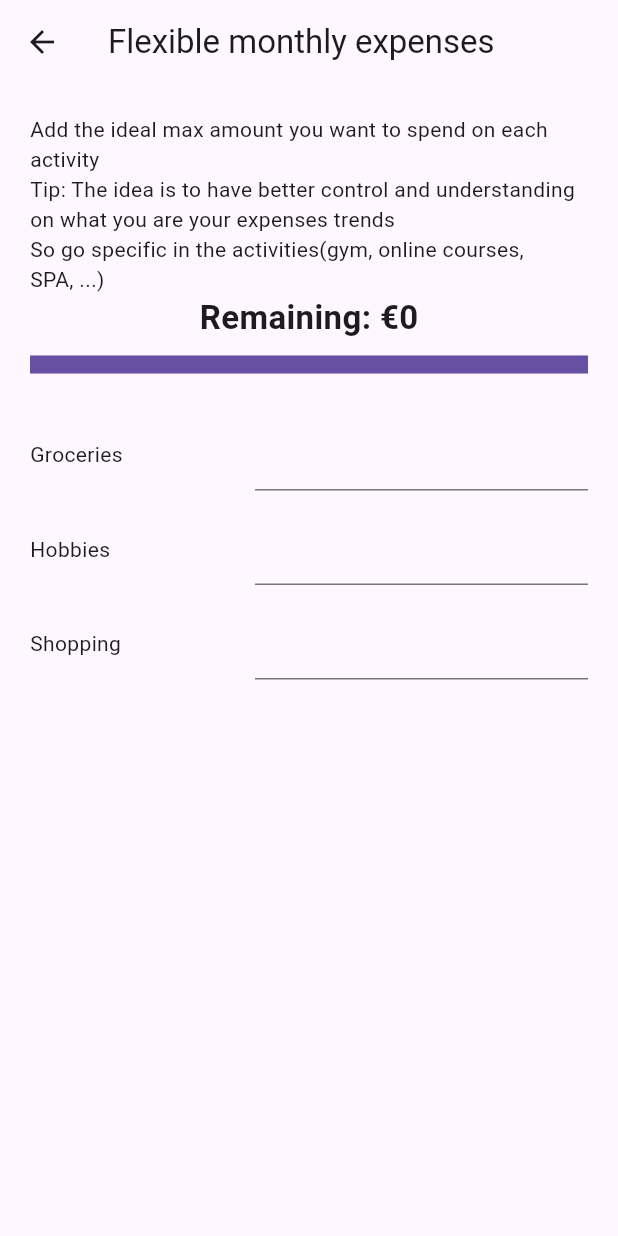
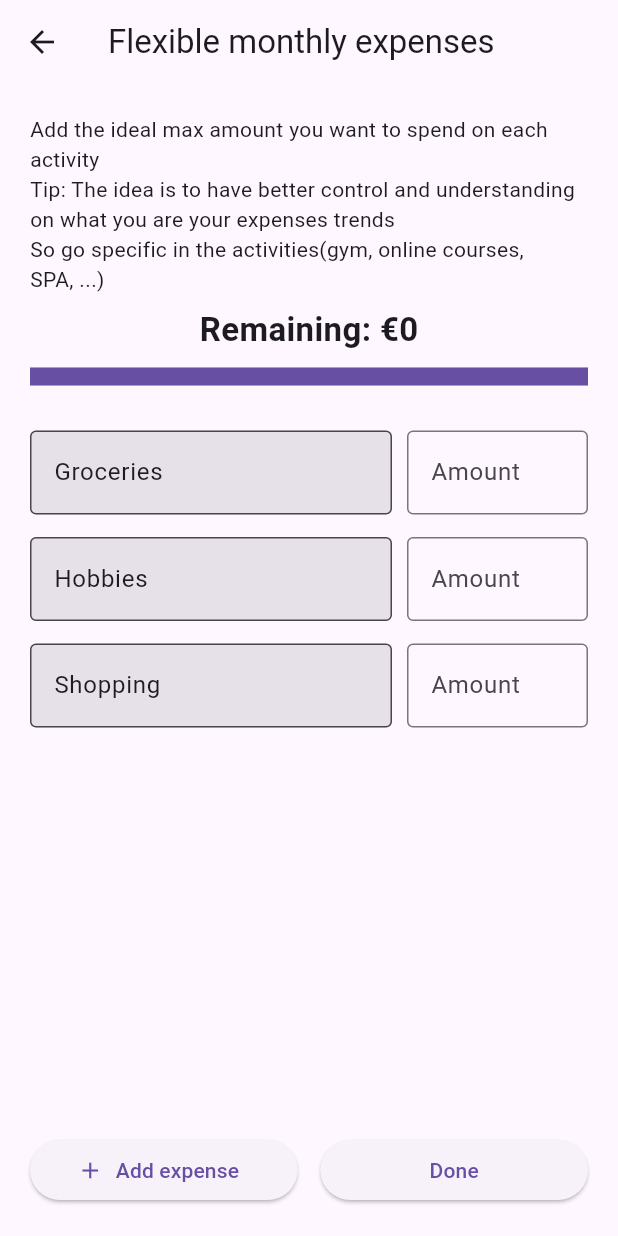
Before and after one commit to Chauvito/BenF, a Flutter app: the FlexibleExpenses screen opened directly with empty values, on a phone screen of 412 x 824 dp. Run offline on Flutter 3.47's test engine with Material 3 defaults, Android fonts, the phone set to English and light mode, and no system bars.

Commit message:
Most of third page done Missing blocking that the remaining goes under 0 euros

```diff
--- a/lib/screens/First time connection/flexible_expenses.dart
+++ b/lib/screens/First time connection/flexible_expenses.dart
@@ -1,35 +1,41 @@
+import 'package:ben_f/screens/home_page.dart';
 import 'package:flutter/material.dart';
 import 'package:flutter/services.dart';
 
 class FlexibleExpenses extends StatefulWidget {
   final int totalMoneyLeft;
+
   const FlexibleExpenses({super.key,
    required this.totalMoneyLeft,
   });
 
   @override
-  State<FlexibleExpenses> createState() => _FixedPageState();
+  State<FlexibleExpenses> createState() => _FlexibleExpensesState();
 }
 
-class ExpenseCategory {
-  ExpenseCategory({
-    required this.name,
-    this.amount = 0,
-  });
+class Expense {
+  Expense.predefined(String name)
+      : isCustom = false,
+        nameController = TextEditingController(text: name),
+        amountController = TextEditingController();
 
-  String name;
-  int amount;
+  Expense.custom()
+      : isCustom = true,
+        nameController = TextEditingController(),
+        amountController = TextEditingController();
+
+  final bool isCustom;
+
+  final TextEditingController nameController;
+  final TextEditingController amountController;
 }
 
-class _FixedPageState extends State<FlexibleExpenses> {
+class _FlexibleExpensesState extends State<FlexibleExpenses> {
 final _formKey = GlobalKey<FormState>();
 late int initialBudget = widget.totalMoneyLeft;
 late int remaining = widget.totalMoneyLeft;
-final List<ExpenseCategory> expenses = [
-  ExpenseCategory(name: "Groceries"),
-  ExpenseCategory(name: "Hobbies"),
-  ExpenseCategory(name: "Shopping"),
-];
+final List<Expense> expenses = [];
+
 
 @override
 void initState() {
@@ -37,15 +43,33 @@ void initState() {
 
   initialBudget = widget.totalMoneyLeft;
   remaining = initialBudget;
+
+  expenses.addAll([
+    Expense.predefined("Groceries"),
+    Expense.predefined("Hobbies"),
+    Expense.predefined("Shopping"),
+  ]);
 }
 
 void updateRemaining() {
-  final totalSpent =
-  expenses.fold(0, (sum, expense) => sum + expense.amount);
+  int totalSpent = 0;
+
+  for (final expense in expenses) {
+    totalSpent += int.tryParse(expense.amountController.text) ?? 0;
+  }
 
   setState(() {
     remaining = initialBudget - totalSpent;
   });
+}
+
+@override
+void dispose() {
+  for (final expense in expenses) {
+    expense.nameController.dispose();
+    expense.amountController.dispose();
+  }
+  super.dispose();
 }
 
   @override
@@ -65,6 +89,8 @@ void updateRemaining() {
                       Text("Tip: The idea is to have better control and understanding on what you are your expenses trends"),
                       Text("So go specific in the activities(gym, online courses, SPA, ...)"),
                       // Progress section
+                      const SizedBox(height: 8),
+
                       Text(
                         "Remaining: €$remaining",
                         style: const TextStyle(
@@ -82,29 +108,82 @@ void updateRemaining() {
 
                       const SizedBox(height: 30),
 
-                      ...expenses.map((expense) {
+                    Expanded(
+                        child: ListView.builder(
+                        itemCount: expenses.length,
+                        itemBuilder: (context,index) {
+                          final expense = expenses[index];
+
                           return Padding(
                               padding: const EdgeInsets.only(bottom: 15),
-                          child : Row(
+                              child: Row(
                                   children: [
-                              SizedBox(
-                                width : 150,
-                                child: Text(expense.name),
+
+                                    Expanded(
+                                      flex: 2,
+                                      child: TextFormField(
+                                        controller: expense.nameController,
+                                        readOnly: !expense.isCustom,
+                                        decoration: InputDecoration(
+                                          hintText: "Expense",
+                                          border: const OutlineInputBorder(),
+                                          filled: !expense.isCustom,
                                         ),
-                            Expanded(
-                              child: TextFormField(
+                                      ),
+                                    ),
+
+                                    const SizedBox(width: 10),
+
+                                    Expanded(child: TextFormField(
+                                      controller: expense.amountController,
                                       keyboardType: TextInputType.number,
-                                inputFormatters: [FilteringTextInputFormatter.digitsOnly],
-                                onChanged: (value) {
-                                  expense.amount = int.tryParse(value) ?? 0;
+                                      inputFormatters: [
+                                        FilteringTextInputFormatter.digitsOnly
+                                      ],
+                                      decoration: const InputDecoration(
+                                        hintText: "Amount",
+                                        border: OutlineInputBorder(),
+                                      ),
+                                      onChanged: (_) {
                                         updateRemaining();
+                                      },
+                                    )
+                                    )
+                                  ]
+                              )
+                          );
+                          },
+                        )
+                    ),
+
+                    Row(
+                      children: [
+                        Expanded(child: ElevatedButton.icon(
+                            icon: const Icon(Icons.add),
+                        label: const Text("Add expense"),
+                        onPressed: () {
+                              setState(() {
+                                expenses.add(Expense.custom());
+                              });
                         },
                         ),
                         ),
-                            ],
-                          ),
+
+                        const SizedBox(width: 15),
+
+                        Expanded(child: ElevatedButton(
+                          child: const Text("Done"),
+                            onPressed: (){
+                              Navigator.push(
+                                  context,
+                                  MaterialPageRoute(
+                                    builder: (context) => const HomePage(),
+                                  )
                               );
-                      }),
+                            },))
+                      ]
+                    )
+
                     //Add button will go here
                     ]
                   ),
```
Lines whose indentation alone changed are shown as unchanged.
